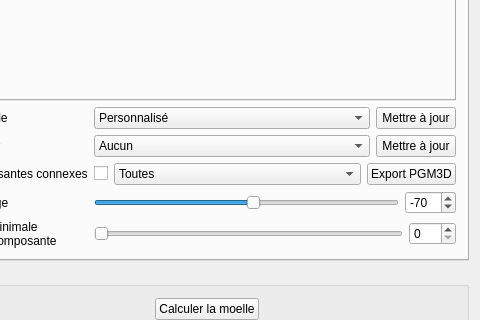
Before: the Qt Designer form ui/mainwindow.ui in akrah/TKDetection, drawn with Qt 5; both pictures show x 489 to 969 and y 441 to 761 of the 969 by 1154 pixel window.
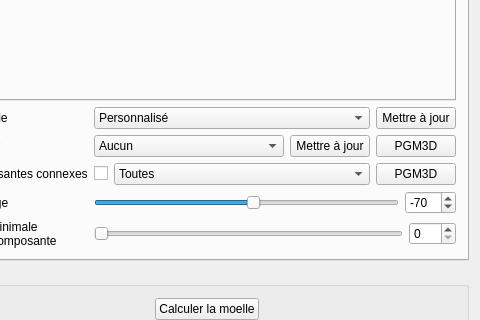
After: the same form once the commit is applied. Custom widgets are drawn as their Qt base class.

Commit message: Modification de l'export PGM3D

```diff
--- a/ui/mainwindow.ui
+++ b/ui/mainwindow.ui
@@ -1087,6 +1087,19 @@
                </property>
               </widget>
              </item>
+             <item>
+              <widget class="QPushButton" name="_buttonExportSectorToPgm3D">
+               <property name="sizePolicy">
+                <sizepolicy hsizetype="Maximum" vsizetype="Fixed">
+                 <horstretch>0</horstretch>
+                 <verstretch>0</verstretch>
+                </sizepolicy>
+               </property>
+               <property name="text">
+                <string>PGM3D</string>
+               </property>
+              </widget>
+             </item>
             </layout>
            </item>
            <item row="3" column="0">
@@ -1201,7 +1214,7 @@
                 </sizepolicy>
                </property>
                <property name="text">
-                <string>Export PGM3D</string>
+                <string>PGM3D</string>
                </property>
               </widget>
              </item>
```
Left out of the diff: 6 changed lines with no effect on the pictures. The commit also changes 5 other files.
